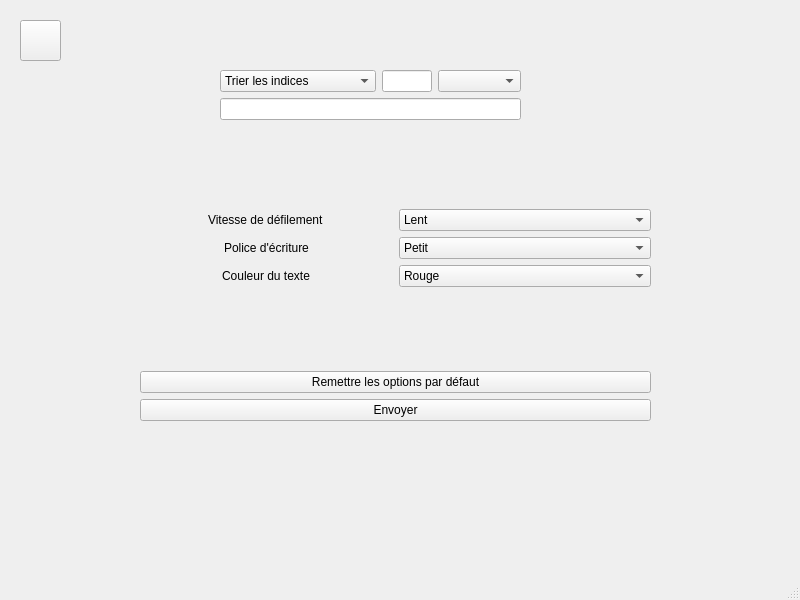
Before: the Qt Designer form Projet/Application/PROJET_AFFICHEUR_INDICE/mainwindow.ui in David3710/Stage_2025_ST_felixDL, drawn with Qt 5.
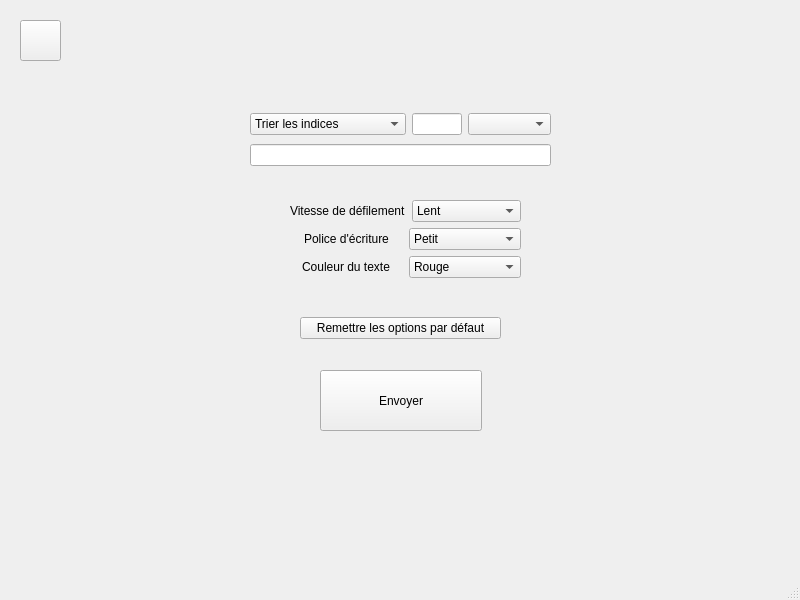
After: the same form once the commit is applied. The open tabs and pages were chosen to show the change.

Patch:
```diff
--- a/Projet/Application/PROJET_AFFICHEUR_INDICE/mainwindow.ui
+++ b/Projet/Application/PROJET_AFFICHEUR_INDICE/mainwindow.ui
@@ -217,26 +217,13 @@
      <widget class="QWidget" name="verticalLayoutWidget">
       <property name="geometry">
        <rect>
-        <x>140</x>
-        <y>130</y>
-        <width>511</width>
-        <height>291</height>
+        <x>290</x>
+        <y>200</y>
+        <width>231</width>
+        <height>80</height>
        </rect>
       </property>
       <layout class="QVBoxLayout" name="verticalLayout_2">
-       <item>
-        <spacer name="verticalSpacer">
-         <property name="orientation">
-          <enum>Qt::Vertical</enum>
-         </property>
-         <property name="sizeHint" stdset="0">
-          <size>
-           <width>20</width>
-           <height>40</height>
-          </size>
-         </property>
-        </spacer>
-       </item>
        <item>
         <layout class="QHBoxLayout" name="horizontalLayout_3">
          <item alignment="Qt::AlignHCenter">
@@ -342,41 +329,6 @@
          </item>
         </layout>
        </item>
-       <item>
-        <spacer name="verticalSpacer_2">
-         <property name="orientation">
-          <enum>Qt::Vertical</enum>
-         </property>
-         <property name="sizeHint" stdset="0">
-          <size>
-           <width>20</width>
-           <height>40</height>
-          </size>
-         </property>
-        </spacer>
-       </item>
-       <item>
-        <layout class="QHBoxLayout" name="horizontalLayout_2">
-         <item>
-          <widget class="QPushButton" name="resetOption">
-           <property name="text">
-            <string>Remettre les options par défaut</string>
-           </property>
-          </widget>
-         </item>
-        </layout>
-       </item>
-       <item>
-        <layout class="QVBoxLayout" name="verticalLayout_3">
-         <item>
-          <widget class="QPushButton" name="envoiTrame">
-           <property name="text">
-            <string>Envoyer</string>
-           </property>
-          </widget>
-         </item>
-        </layout>
-       </item>
       </layout>
      </widget>
      <widget class="QPushButton" name="backEnvoi">
@@ -395,10 +347,10 @@
      <widget class="QWidget" name="verticalLayoutWidget_6">
       <property name="geometry">
        <rect>
-        <x>220</x>
-        <y>70</y>
+        <x>250</x>
+        <y>110</y>
         <width>301</width>
-        <height>50</height>
+        <height>61</height>
        </rect>
       </property>
       <layout class="QVBoxLayout" name="verticalLayout_7">
@@ -463,6 +415,38 @@
        </item>
       </layout>
      </widget>
+     <widget class="QWidget" name="">
+      <property name="geometry">
+       <rect>
+        <x>300</x>
+        <y>310</y>
+        <width>201</width>
+        <height>36</height>
+       </rect>
+      </property>
+      <layout class="QHBoxLayout" name="horizontalLayout_2">
+       <item>
+        <widget class="QPushButton" name="resetOption">
+         <property name="text">
+          <string>Remettre les options par défaut</string>
+         </property>
+        </widget>
+       </item>
+      </layout>
+     </widget>
+     <widget class="QPushButton" name="envoiTrame">
+      <property name="geometry">
+       <rect>
+        <x>320</x>
+        <y>370</y>
+        <width>162</width>
+        <height>61</height>
+       </rect>
+      </property>
+      <property name="text">
+       <string>Envoyer</string>
+      </property>
+     </widget>
     </widget>
     <widget class="QWidget" name="aide">
      <widget class="QWidget" name="verticalLayoutWidget_2">
```
Left out of the diff: 6 changed lines with no effect on the pictures.
